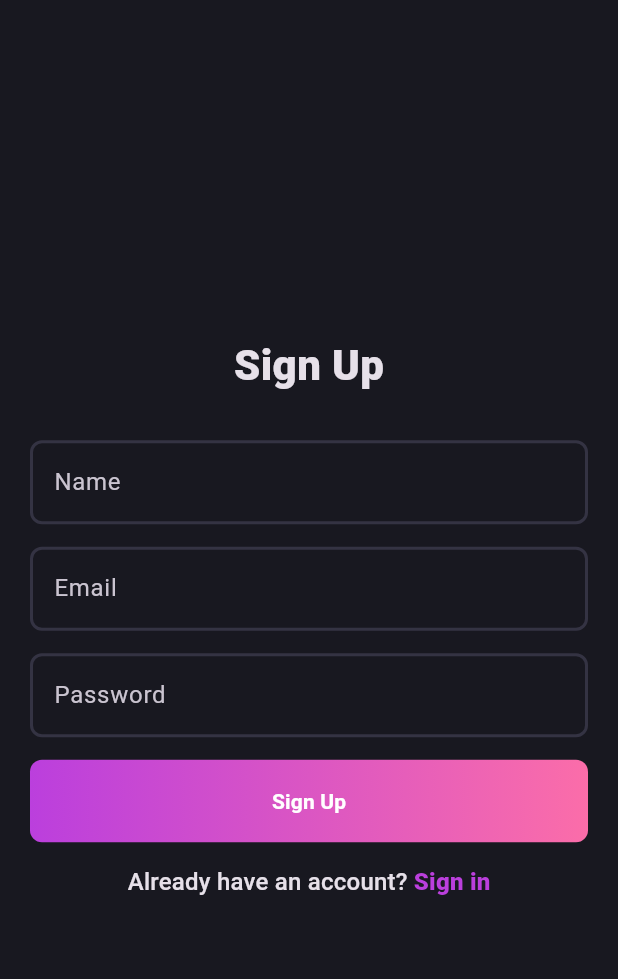
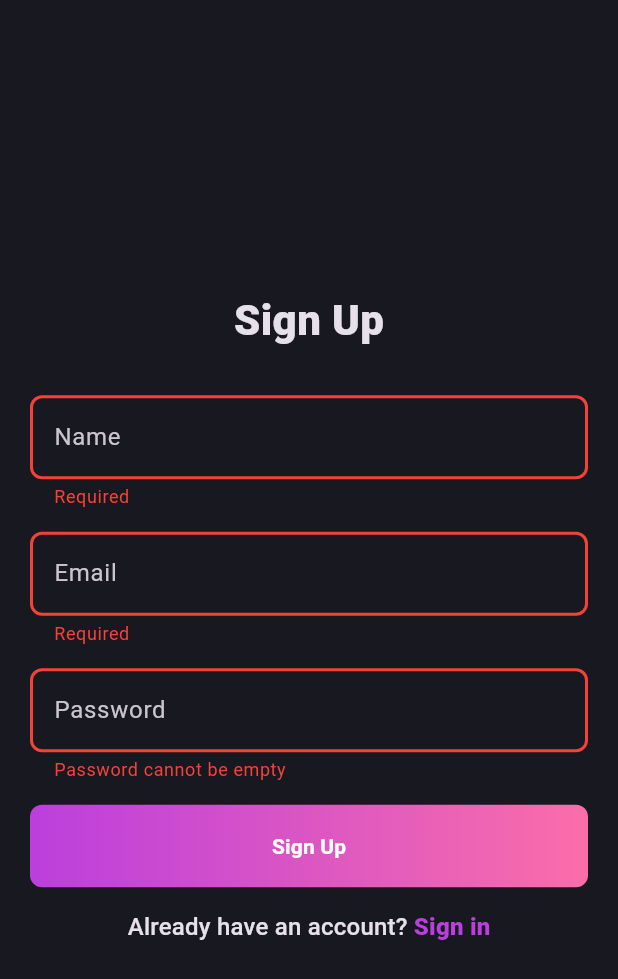
Before and after one commit to sufiyansakkeer/Blog-App, a Flutter app: the SignUpPage screen opened directly, after a tap on "Sign Up", on a phone screen of 412 x 824 dp. Shown: the top 979 px of the screen. Run offline on Flutter 3.47's test engine with Material 3 defaults, Android fonts, the phone set to English and light mode, and no system bars; our stand-ins replace flutter_bloc, fpdart, supabase_flutter; accounts and stored records are empty.

Commit message:
bloc added for sign up

```diff
--- a/lib/config/theme/theme.dart
+++ b/lib/config/theme/theme.dart
@@ -11,9 +11,11 @@ class AppTheme {
   static final darkTheme = ThemeData.dark(useMaterial3: true).copyWith(
       scaffoldBackgroundColor: AppPalette.backgroundColor,
       inputDecorationTheme: InputDecorationTheme(
-        enabledBorder: _border(),
-        focusedBorder: _border(AppPalette.gradient1),
-      ),
+          errorStyle: const TextStyle(color: Colors.red),
+          enabledBorder: _border(),
+          focusedBorder: _border(AppPalette.gradient1),
+          errorBorder: _border(Colors.red),
+          focusedErrorBorder: _border(Colors.red)),
       appBarTheme: const AppBarTheme(
         backgroundColor: AppPalette.backgroundColor,
       ));
--- /dev/null
+++ b/lib/features/auth/presentation/bloc/auth_bloc.dart
@@ -0,0 +1,25 @@
+import 'package:blog_app/features/auth/domain/usecases/user_sign_up_usecase.dart';
+import 'package:flutter/material.dart';
+import 'package:flutter_bloc/flutter_bloc.dart';
+
+part 'auth_event.dart';
+part 'auth_state.dart';
+
+class AuthBloc extends Bloc<AuthEvent, AuthState> {
+  final UserSignUpUseCase _userSignUp;
+  AuthBloc({required UserSignUpUseCase userSignUp})
+      : _userSignUp = userSignUp,
+        super(AuthInitial()) {
+    on<AuthSignUp>((event, emit) async {
+      final response = await _userSignUp(UserSignUpParams(
+        email: event.email,
+        name: event.name,
+        password: event.password,
+      ));
+      response.fold(
+        (l) => emit(AuthFailure(message: l.errorMsg)),
+        (r) => emit(AuthSuccess(uid: r)),
+      );
+    });
+  }
+}
--- /dev/null
+++ b/lib/features/auth/presentation/bloc/auth_event.dart
@@ -0,0 +1,16 @@
+part of 'auth_bloc.dart';
+
+@immutable
+sealed class AuthEvent {}
+
+final class AuthSignUp extends AuthEvent {
+  final String name;
+  final String email;
+  final String password;
+
+  AuthSignUp({
+    required this.name,
+    required this.email,
+    required this.password,
+  });
+}
--- /dev/null
+++ b/lib/features/auth/presentation/bloc/auth_state.dart
@@ -0,0 +1,20 @@
+part of 'auth_bloc.dart';
+
+@immutable
+sealed class AuthState {}
+
+final class AuthInitial extends AuthState {}
+
+final class AuthLoading extends AuthState {}
+
+final class AuthSuccess extends AuthState {
+  final String uid;
+
+  AuthSuccess({required this.uid});
+}
+
+final class AuthFailure extends AuthState {
+  final String message;
+
+  AuthFailure({required this.message});
+}
--- a/lib/features/auth/presentation/pages/signup_page.dart
+++ b/lib/features/auth/presentation/pages/signup_page.dart
@@ -3,10 +3,12 @@ import 'dart:developer';
 import 'package:blog_app/config/theme/app_palette.dart';
 import 'package:blog_app/core/extension/gap_extension.dart';
 import 'package:blog_app/core/extension/navigation_extension.dart';
+import 'package:blog_app/features/auth/presentation/bloc/auth_bloc.dart';
 import 'package:blog_app/features/auth/presentation/pages/login_page.dart';
 import 'package:blog_app/features/auth/presentation/widgets/auth_fields.dart';
 import 'package:blog_app/features/auth/presentation/widgets/auth_gradient_button.dart';
 import 'package:flutter/material.dart';
+import 'package:flutter_bloc/flutter_bloc.dart';
 
 class SignUpPage extends StatefulWidget {
   const SignUpPage({super.key});
@@ -59,21 +61,70 @@ class _SignUpPageState extends State<SignUpPage> {
               AuthField(
                 hintText: 'Name',
                 textEditingController: nameController,
+                validator: (value) {
+                  if (value == null) {
+                    return "required";
+                  }
+                  if (value.isEmpty) {
+                    return "Required";
+                  }
+                  return null;
+                },
               ),
               15.height(),
               AuthField(
                 hintText: 'Email',
                 textEditingController: emailController,
+                keyboardType: TextInputType.emailAddress,
+                validator: (value) {
+                  if (value == null) {
+                    return "Required";
+                  }
+                  if (value.isEmpty) {
+                    return "Required";
+                  }
+                  if (!RegExp(
+                          r'^[\w-]+(\.[\w-]+)*@([a-zA-Z0-9-]+)(\.[a-zA-Z0-9-]+)*(\.[a-z]{2,})$')
+                      .hasMatch(value)) {
+                    return "Please enter valid email";
+                  }
+                  return null;
+                },
               ),
               15.height(),
               AuthField(
                 hintText: 'Password',
                 textEditingController: passwordController,
                 obscureText: true,
+                validator: (value) {
+                  if (value!.isEmpty) {
+                    return "Password cannot be empty";
+                  } else if (value.length < 6) {
+                    return "Password must be at least 6 characters long";
+                  } else if (!RegExp(r'[A-Z]').hasMatch(value)) {
+                    return "Password must contain at least one uppercase letter";
+                  } else if (!RegExp(r'[a-z]').hasMatch(value)) {
+                    return "Password must contain at least one lowercase letter";
+                  } else if (!RegExp(r'[0-9]').hasMatch(value)) {
+                    return "Password must contain at least one digit";
+                  } else if (!RegExp(r'[!@#\$&*_-]').hasMatch(value)) {
+                    return "Password must contain at least one special character";
+                  }
+                  return null;
+                },
               ),
               15.height(),
               AuthGradientButton(
                 onPressed: () {
+                  if (formKey.currentState!.validate()) {
+                    context.read<AuthBloc>().add(
+                          AuthSignUp(
+                            name: nameController.text.trim(),
+                            email: emailController.text.trim(),
+                            password: passwordController.text.trim(),
+                          ),
+                        );
+                  }
                   log(formKey.currentState!.validate().toString());
                 },
                 text: 'Sign Up',
--- a/lib/features/auth/presentation/widgets/auth_fields.dart
+++ b/lib/features/auth/presentation/widgets/auth_fields.dart
@@ -7,23 +7,22 @@ class AuthField extends StatelessWidget {
     required this.textEditingController,
     this.validator,
     this.obscureText = false,
+    this.keyboardType,
   });
   final String hintText;
   final TextEditingController textEditingController;
   final String? Function(String?)? validator;
   final bool obscureText;
+  final TextInputType? keyboardType;
   @override
   Widget build(BuildContext context) {
     return TextFormField(
       controller: textEditingController,
       decoration: InputDecoration(hintText: hintText),
-      validator: (value) {
-        if (value == null) {
-          return "$hintText is Required";
-        }
-        return null;
-      },
+      validator: validator,
+      autovalidateMode: AutovalidateMode.onUserInteraction,
       obscureText: obscureText,
+      keyboardType: keyboardType,
     );
   }
 }
--- a/lib/main.dart
+++ b/lib/main.dart
@@ -1,13 +1,33 @@
 import 'package:blog_app/core/secrets/app_secretes.dart';
+import 'package:blog_app/features/auth/data/datasources/auth_remote_datasources.dart';
+import 'package:blog_app/features/auth/data/repository/auth_repository_impl.dart';
+import 'package:blog_app/features/auth/domain/usecases/user_sign_up_usecase.dart';
+import 'package:blog_app/features/auth/presentation/bloc/auth_bloc.dart';
 import 'package:blog_app/my_app.dart';
 import 'package:flutter/material.dart';
+import 'package:flutter_bloc/flutter_bloc.dart';
 import 'package:supabase_flutter/supabase_flutter.dart';
 
 void main() async {
   WidgetsFlutterBinding.ensureInitialized();
-  await Supabase.initialize(
+  final supabase = await Supabase.initialize(
     url: AppSecrets.supabaseUrl,
     anonKey: AppSecrets.anonKey,
   );
-  runApp(const MyApp());
+  runApp(MultiBlocProvider(
+    providers: [
+      BlocProvider(
+        create: (context) => AuthBloc(
+          userSignUp: UserSignUpUseCase(
+            AuthRepositoryImpl(
+              AuthRemoteDataSourcesImp(
+                supabaseClient: supabase.client,
+              ),
+            ),
+          ),
+        ),
+      )
+    ],
+    child: const MyApp(),
+  ));
 }
```
